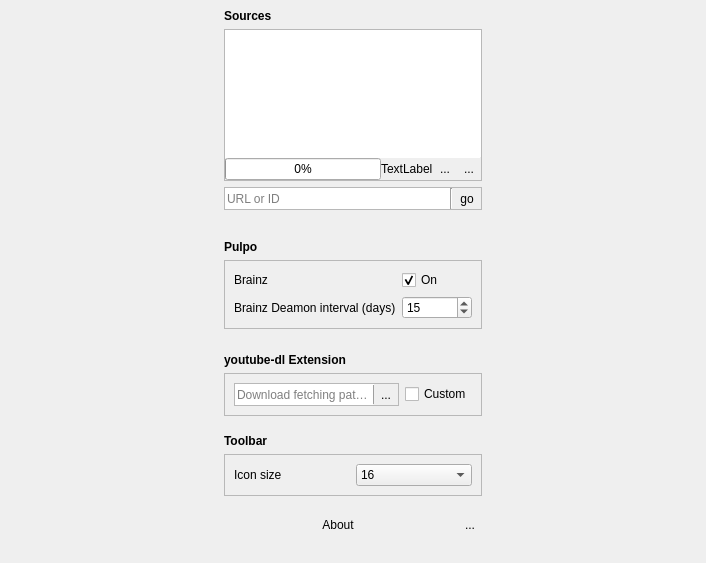
Qt form src/settings/settings.ui (milohr/babe-qt) before a commit.
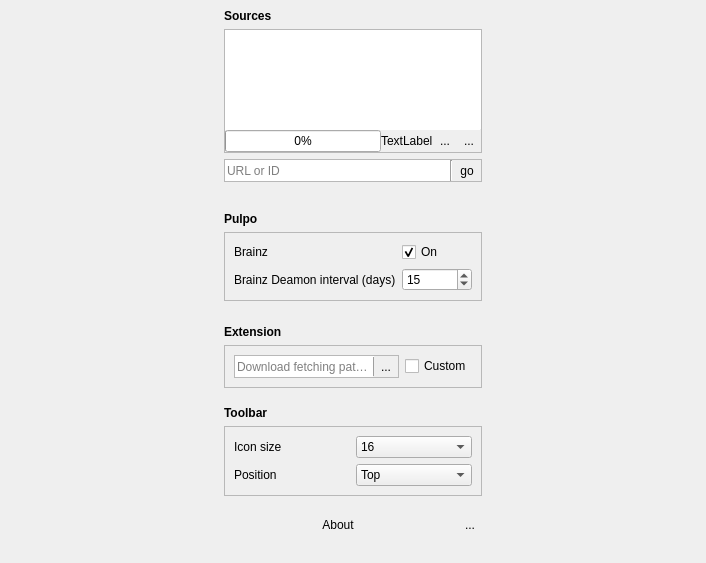
The same form after that commit. Icons and pictures are not drawn.

What changed in the file:
```diff
--- a/src/settings/settings.ui
+++ b/src/settings/settings.ui
@@ -78,15 +78,15 @@
         <property name="frameShadow">
          <enum>QFrame::Raised</enum>
         </property>
-        <layout class="QHBoxLayout" name="horizontalLayout_3">
-         <item>
+        <layout class="QGridLayout" name="gridLayout_4">
+         <item row="0" column="0">
           <widget class="QLabel" name="label_8">
            <property name="text">
             <string>Icon size</string>
            </property>
           </widget>
          </item>
-         <item>
+         <item row="0" column="1">
           <widget class="QComboBox" name="toolbarIconSize">
            <property name="currentText">
             <string>16</string>
@@ -108,6 +108,37 @@
            </item>
           </widget>
          </item>
+         <item row="1" column="0">
+          <widget class="QLabel" name="label_9">
+           <property name="text">
+            <string>Position</string>
+           </property>
+          </widget>
+         </item>
+         <item row="1" column="1">
+          <widget class="QComboBox" name="comboBox">
+           <item>
+            <property name="text">
+             <string>Top</string>
+            </property>
+           </item>
+           <item>
+            <property name="text">
+             <string>Bottom</string>
+            </property>
+           </item>
+           <item>
+            <property name="text">
+             <string>Left</string>
+            </property>
+           </item>
+           <item>
+            <property name="text">
+             <string>Right</string>
+            </property>
+           </item>
+          </widget>
+         </item>
         </layout>
        </widget>
       </item>
@@ -374,7 +405,7 @@
          </font>
         </property>
         <property name="text">
-         <string>youtube-dl Extension</string>
+         <string>Extension</string>
         </property>
        </widget>
       </item>
```
